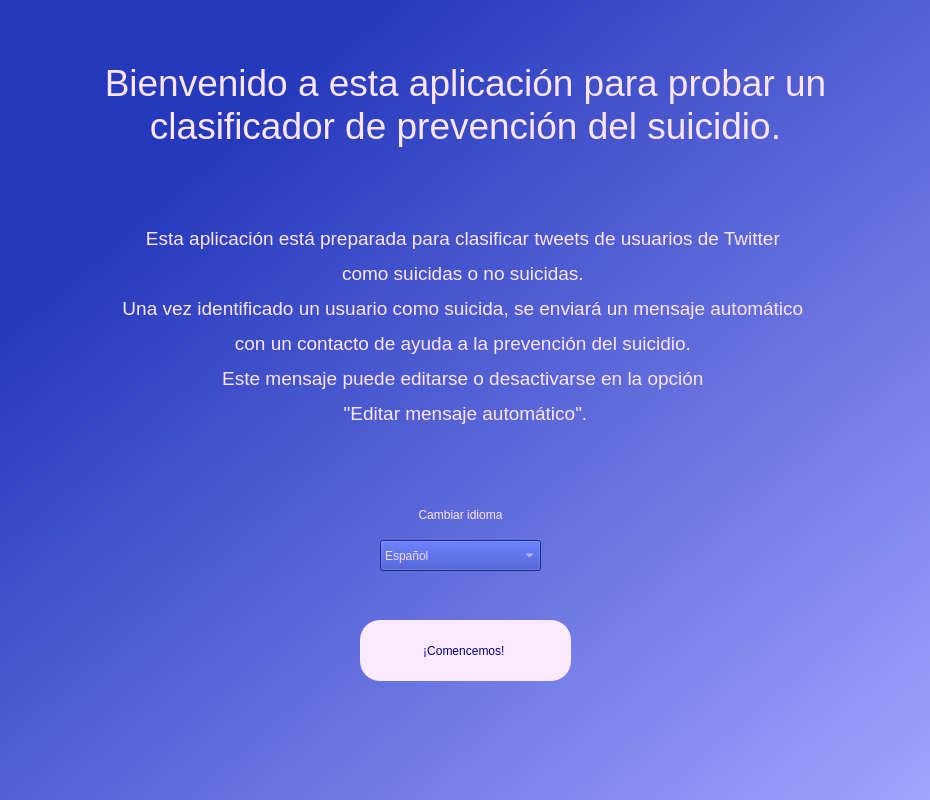
luciarguezsant/SuicidePreventionAPP, file Bienvenido.ui: the form before one commit.
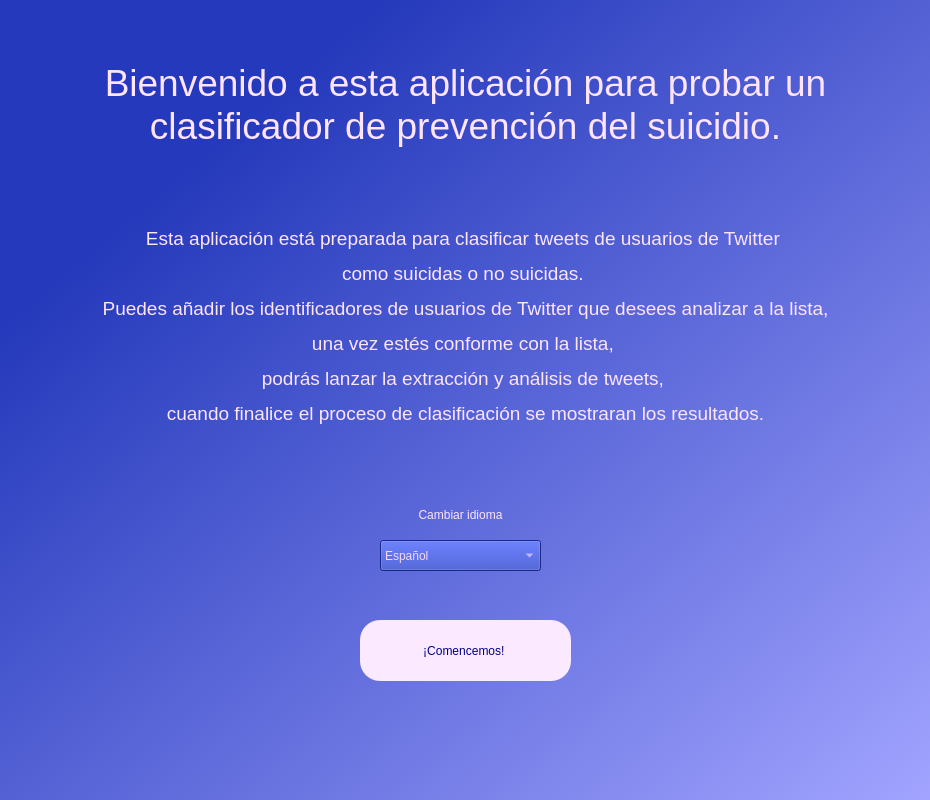
The form after the commit. Icons and pictures are not drawn.

The edit to the form file:
```diff
--- a/Bienvenido.ui
+++ b/Bienvenido.ui
@@ -124,7 +124,7 @@
 </string>
    </property>
    <property name="text">
-    <string>&lt;html&gt;&lt;head/&gt;&lt;body&gt;&lt;p align=&quot;center&quot;&gt;&lt;span style=&quot; font-size:14pt;&quot;&gt;Esta aplicación está preparada para clasificar tweets de usuarios de Twitter &lt;/span&gt;&lt;/p&gt;&lt;p align=&quot;center&quot;&gt;&lt;span style=&quot; font-size:14pt;&quot;&gt;como suicidas o no suicidas. &lt;/span&gt;&lt;/p&gt;&lt;p align=&quot;center&quot;&gt;&lt;span style=&quot; font-size:14pt;&quot;&gt;Una vez identificado un usuario como suicida, se enviará un mensaje automático &lt;/span&gt;&lt;/p&gt;&lt;p align=&quot;center&quot;&gt;&lt;span style=&quot; font-size:14pt;&quot;&gt;con un contacto de ayuda a la prevención del suicidio. &lt;/span&gt;&lt;/p&gt;&lt;p align=&quot;center&quot;&gt;&lt;span style=&quot; font-size:14pt;&quot;&gt;Este mensaje puede editarse o desactivarse en la opción &lt;/span&gt;&lt;/p&gt;&lt;p align=&quot;center&quot;&gt;&lt;span style=&quot; font-size:14pt;&quot;&gt;&amp;quot;Editar mensaje automático&amp;quot;.&lt;/span&gt;&lt;/p&gt;&lt;p align=&quot;center&quot;&gt;&lt;span style=&quot; font-size:14pt;&quot;&gt;&lt;br/&gt;&lt;/span&gt;&lt;/p&gt;&lt;/body&gt;&lt;/html&gt;</string>
+    <string>&lt;html&gt;&lt;head/&gt;&lt;body&gt;&lt;p align=&quot;center&quot;&gt;&lt;span style=&quot; font-size:14pt;&quot;&gt;Esta aplicación está preparada para clasificar tweets de usuarios de Twitter &lt;/span&gt;&lt;/p&gt;&lt;p align=&quot;center&quot;&gt;&lt;span style=&quot; font-size:14pt;&quot;&gt;como suicidas o no suicidas. &lt;/span&gt;&lt;/p&gt;&lt;p align=&quot;center&quot;&gt;&lt;span style=&quot; font-size:14pt;&quot;&gt;Puedes añadir los identificadores de usuarios de Twitter que desees analizar a la lista,&lt;/span&gt;&lt;/p&gt;&lt;p align=&quot;center&quot;&gt;&lt;span style=&quot; font-size:14pt;&quot;&gt;una vez estés conforme con la lista, &lt;/span&gt;&lt;/p&gt;&lt;p align=&quot;center&quot;&gt;&lt;span style=&quot; font-size:14pt;&quot;&gt;podrás lanzar la extracción y análisis de tweets, &lt;/span&gt;&lt;/p&gt;&lt;p align=&quot;center&quot;&gt;&lt;span style=&quot; font-size:14pt;&quot;&gt;cuando finalice el proceso de clasificación se mostraran los resultados.&lt;/span&gt;&lt;/p&gt;&lt;p align=&quot;center&quot;&gt;&lt;span style=&quot; font-size:14pt;&quot;&gt;&lt;br/&gt;&lt;/span&gt;&lt;/p&gt;&lt;/body&gt;&lt;/html&gt;</string>
    </property>
   </widget>
   <widget class="QLabel" name="label_4">
```
